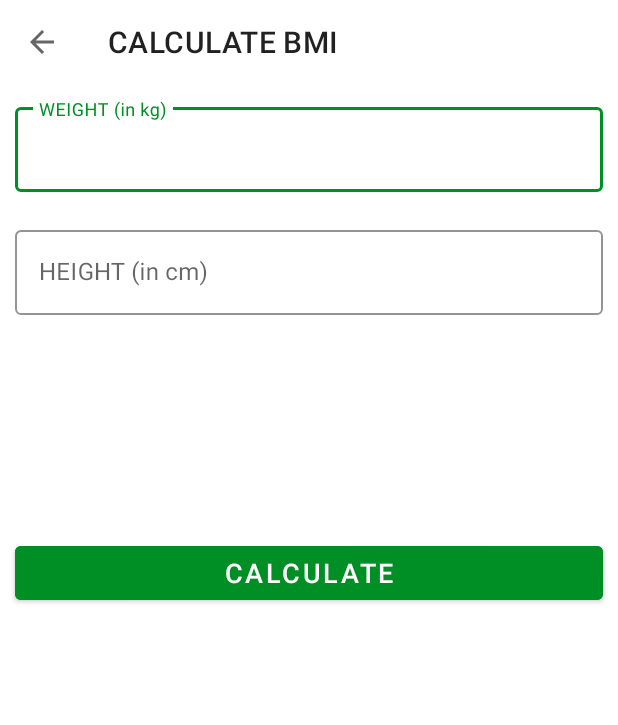
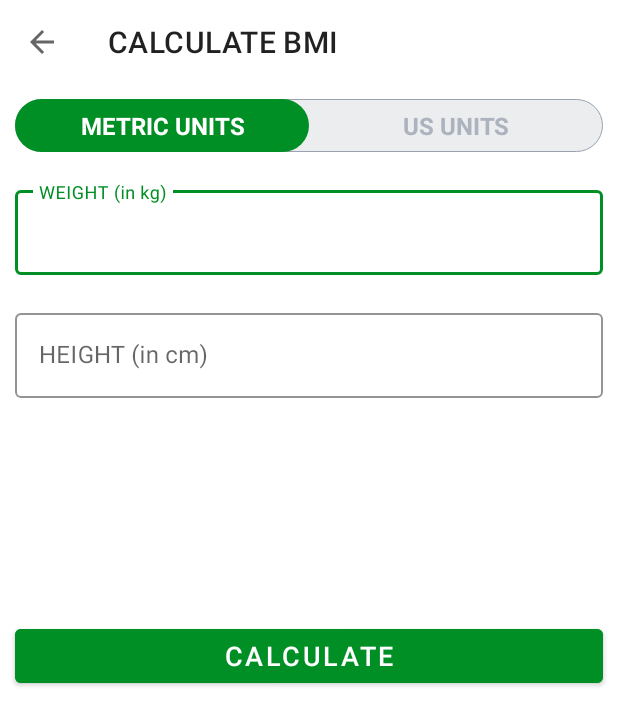
Before and after one commit to JungMin0919/7MinutesWorkout, an Android app: the BMIActivity screen opened directly, with no data from a screen before it, on a phone screen of 412 x 824 dp. Shown: the top 725 px of the screen. Run offline under Robolectric (Android 15) with nearby library versions, the phone set to English and light mode, and no system bars.

Commit message:
METRIC, US 구분해서 입력 받게 라디오 버튼 추가

```diff
--- /dev/null
+++ b/app/src/main/res/drawable/drawable_radio_group_tab_background.xml
@@ -0,0 +1,11 @@
+<?xml version="1.0" encoding="utf-8"?>
+<shape xmlns:android="http://schemas.android.com/apk/res/android"
+    android:shape="rectangle">
+
+    <solid android:color="#ECEDEF"/>
+    <corners android:radius="30dp"/>
+    <stroke
+        android:width="0.5dp"
+        android:color="#9AA2AF"/>
+
+</shape>
--- /dev/null
+++ b/app/src/main/res/drawable/drawable_units_tab_selector.xml
@@ -0,0 +1,10 @@
+<?xml version="1.0" encoding="utf-8"?>
+<selector xmlns:android="http://schemas.android.com/apk/res/android">
+
+    <item android:state_checked="true">
+        <shape android:shape="rectangle">
+            <solid android:color="@color/colorAccent"/>
+            <corners android:radius="30dp"/>
+        </shape>
+    </item>
+</selector>
--- /dev/null
+++ b/app/src/main/res/drawable/drawable_units_tab_text_color_selector.xml
@@ -0,0 +1,5 @@
+<?xml version="1.0" encoding="utf-8"?>
+<selector xmlns:android="http://schemas.android.com/apk/res/android">
+    <item android:color="#FFFFFF" android:state_checked="true"/>
+    <item android:color="#ADB3BE" android:state_checked="false"/>
+</selector>
--- a/app/src/main/res/layout/activity_bmi.xml
+++ b/app/src/main/res/layout/activity_bmi.xml
@@ -12,9 +12,49 @@
         android:layout_height="?android:attr/actionBarSize"
         android:background="@color/white"/>
 
+    <RadioGroup
+        android:id="@+id/rgUnits"
+        android:layout_width="match_parent"
+        android:layout_height="wrap_content"
+        android:layout_below="@+id/toolbar_bmi_activity"
+        android:layout_margin="10dp"
+        android:background="@drawable/drawable_radio_group_tab_background"
+        android:orientation="horizontal">
+
+        <RadioButton
+            android:id="@+id/rbMetricUnits"
+            android:layout_width="0dp"
+            android:layout_height="35dp"
+            android:layout_weight="0.5"
+            android:background="@drawable/drawable_units_tab_selector"
+            android:button="@null"
+            android:checked="true"
+            android:gravity="center"
+            android:text="METRIC UNITS"
+            android:textColor="@drawable/drawable_units_tab_text_color_selector"
+            android:textSize="16sp"
+            android:textStyle="bold"/>
+
+        <RadioButton
+            android:id="@+id/rbUsUnits"
+            android:layout_width="0dp"
+            android:layout_height="35dp"
+            android:layout_weight="0.5"
+            android:background="@drawable/drawable_units_tab_selector"
+            android:button="@null"
+            android:checked="false"
+            android:gravity="center"
+            android:text="US UNITS"
+            android:textColor="@drawable/drawable_units_tab_text_color_selector"
+            android:textSize="16sp"
+            android:textStyle="bold"/>
+
+
+    </RadioGroup>
+
     <com.google.android.material.textfield.TextInputLayout
         android:id="@+id/tilMetricUnitWeight"
-        android:layout_below="@+id/toolbar_bmi_activity"
+        android:layout_below="@+id/rgUnits"
         android:layout_width="match_parent"
         android:layout_height="wrap_content"
         android:layout_margin="10dp"
```
